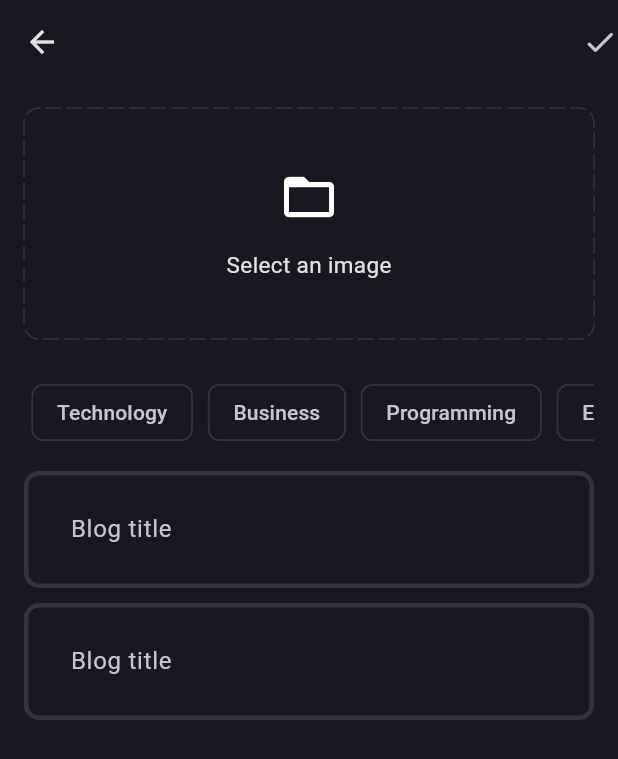
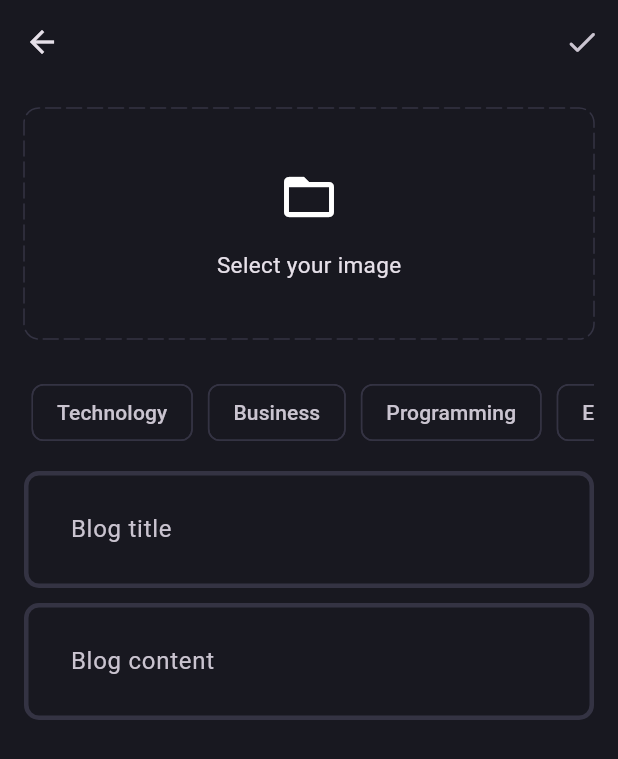
Before and after one commit to malachieborohoul/blog_app, a Flutter app: the BlogPage screen opened directly, after a tap on an icon or button, on a phone screen of 412 x 824 dp. Shown: the top 759 px of the screen. Run offline on Flutter 3.47's test engine with Material 3 defaults, Android fonts, the phone set to English and light mode, and no system bars; drawn by our look-alikes of dotted_border; our stand-ins replace flutter_bloc, fpdart, get_it, image_picker, supabase_flutter; accounts and stored records are empty.

Commit message:
Blog add page

```diff
--- /dev/null
+++ b/lib/core/constants/constants.dart
@@ -0,0 +1,10 @@
+class Constants {
+  static const List<String> topics = [
+    'Technology',
+    'Business',
+    'Programming',
+    'Entertainment',
+  ];
+
+  static const noConnectionErrorMessage = 'Not connected to a network!';
+}
--- a/lib/core/theme/theme.dart
+++ b/lib/core/theme/theme.dart
@@ -17,7 +17,12 @@ class AppTheme {
         side: BorderSide.none),
     inputDecorationTheme: InputDecorationTheme(
         contentPadding: const EdgeInsets.all(27),
+        border: _border(),
         enabledBorder: _border(),
-        focusedBorder: _border(AppPalette.gradient2)),
+        focusedBorder: _border(AppPalette.gradient2),
+        errorBorder: _border(AppPalette.errorColor),
+
+        ),
+
   );
 }
--- /dev/null
+++ b/lib/features/blog/data/datasources/blog_remote_data_source.dart
@@ -0,0 +1,73 @@
+import 'dart:io';
+
+import 'package:blog_app/core/error/exceptions.dart';
+import 'package:blog_app/features/blog/data/models/blog_model.dart';
+import 'package:supabase_flutter/supabase_flutter.dart';
+
+abstract interface class BlogRemoteDataSource {
+  Future<BlogModel> uploadBlog(BlogModel blog);
+  Future<String> uploadBlogImage({
+    required File image,
+    required BlogModel blog,
+  });
+  Future<List<BlogModel>> getAllBlogs();
+}
+
+class BlogRemoteDataSourceImpl implements BlogRemoteDataSource {
+  final SupabaseClient supabaseClient;
+  BlogRemoteDataSourceImpl(this.supabaseClient);
+
+  @override
+  Future<BlogModel> uploadBlog(BlogModel blog) async {
+    try {
+      final blogData =
+          await supabaseClient.from('blogs').insert(blog.toJson()).select();
+
+      return BlogModel.fromJson(blogData.first);
+    } on PostgrestException catch (e) {
+      throw ServerException(e.message);
+    } catch (e) {
+      throw ServerException(e.toString());
+    }
+  }
+
+  @override
+  Future<String> uploadBlogImage({
+    required File image,
+    required BlogModel blog,
+  }) async {
+    try {
+      await supabaseClient.storage.from('blog_images').upload(
+            blog.id,
+            image,
+          );
+
+      return supabaseClient.storage.from('blog_images').getPublicUrl(
+            blog.id,
+          );
+    } on StorageException catch (e) {
+      throw ServerException(e.message);
+    } catch (e) {
+      throw ServerException(e.toString());
+    }
+  }
+
+  @override
+  Future<List<BlogModel>> getAllBlogs() async {
+    try {
+      final blogs =
+          await supabaseClient.from('blogs').select('*, profiles (name)');
+      return blogs
+          .map(
+            (blog) => BlogModel.fromJson(blog).copyWith(
+              posterName: blog['profiles']['name'],
+            ),
+          )
+          .toList();
+    } on PostgrestException catch (e) {
+      throw ServerException(e.message);
+    } catch (e) {
+      throw ServerException(e.toString());
+    }
+  }
+}
--- /dev/null
+++ b/lib/features/blog/domain/entities/blog.dart
@@ -0,0 +1,21 @@
+class Blog {
+  final String id;
+  final String posterId;
+  final String title;
+  final String content;
+  final String imageUrl;
+  final List<String> topics;
+  final DateTime updatedAt;
+  final String? posterName;
+
+  Blog({
+    required this.id,
+    required this.posterId,
+    required this.title,
+    required this.content,
+    required this.imageUrl,
+    required this.topics,
+    required this.updatedAt,
+    this.posterName,
+  });
+}
--- /dev/null
+++ b/lib/features/blog/domain/usecases/get_all_blogs.dart
@@ -0,0 +1,15 @@
+import 'package:blog_app/core/error/failures.dart';
+import 'package:blog_app/core/usecase/usecase.dart';
+import 'package:blog_app/features/blog/domain/entities/blog.dart';
+import 'package:blog_app/features/blog/domain/repositories/blog_repository.dart';
+import 'package:fpdart/fpdart.dart';
+
+class GetAllBlogs implements UsecaseWithoutParams<List<Blog>> {
+  final BlogRepository blogRepository;
+  GetAllBlogs(this.blogRepository);
+
+  @override
+  Future<Either<Failure, List<Blog>>> call() async {
+    return await blogRepository.getAllBlogs();
+  }
+}
--- /dev/null
+++ b/lib/features/blog/domain/usecases/upload_blog.dart
@@ -0,0 +1,38 @@
+import 'dart:io';
+import 'package:blog_app/core/error/failures.dart';
+import 'package:blog_app/core/usecase/usecase.dart';
+import 'package:blog_app/features/blog/domain/entities/blog.dart';
+import 'package:blog_app/features/blog/domain/repositories/blog_repository.dart';
+import 'package:fpdart/fpdart.dart';
+
+class UploadBlog implements Usecase<Blog, UploadBlogParams> {
+  final BlogRepository blogRepository;
+  UploadBlog(this.blogRepository);
+
+  @override
+  Future<Either<Failure, Blog>> call(UploadBlogParams params) async {
+    return await blogRepository.uploadBlog(
+      image: params.image,
+      title: params.title,
+      content: params.content,
+      posterId: params.posterId,
+      topics: params.topics,
+    );
+  }
+}
+
+class UploadBlogParams {
+  final String posterId;
+  final String title;
+  final String content;
+  final File image;
+  final List<String> topics;
+
+  UploadBlogParams({
+    required this.posterId,
+    required this.title,
+    required this.content,
+    required this.image,
+    required this.topics,
+  });
+}
--- /dev/null
+++ b/lib/features/blog/presentation/bloc/blog_bloc.dart
@@ -0,0 +1,57 @@
+import 'dart:io';
+import 'package:blog_app/core/usecase/usecase.dart';
+import 'package:blog_app/features/blog/domain/entities/blog.dart';
+import 'package:blog_app/features/blog/domain/usecases/get_all_blogs.dart';
+// import 'package:blog_app/features/blog/domain/usecases/get_all_blogs.dart';
+import 'package:blog_app/features/blog/domain/usecases/upload_blog.dart';
+import 'package:flutter/material.dart';
+import 'package:flutter_bloc/flutter_bloc.dart';
+part 'blog_event.dart';
+part 'blog_state.dart';
+
+class BlogBloc extends Bloc<BlogEvent, BlogState> {
+  final UploadBlog _uploadBlog;
+  final GetAllBlogs _getAllBlogs;
+  BlogBloc({
+    required UploadBlog uploadBlog,
+    required GetAllBlogs getAllBlogs,
+  })  : _uploadBlog = uploadBlog,
+        _getAllBlogs = getAllBlogs,
+        super(BlogInitial()) {
+    on<BlogEvent>((event, emit) => emit(BlogLoading()));
+    on<BlogUpload>(_onBlogUpload);
+    on<BlogFetchAllBlogs>(_onFetchAllBlogs);
+  }
+
+  void _onBlogUpload(
+    BlogUpload event,
+    Emitter<BlogState> emit,
+  ) async {
+    final res = await _uploadBlog(
+      UploadBlogParams(
+        posterId: event.posterId,
+        title: event.title,
+        content: event.content,
+        image: event.image,
+        topics: event.topics,
+      ),
+    );
+
+    res.fold(
+      (l) => emit(BlogFailure(l.message)),
+      (r) => emit(BlogUploadSuccess()),
+    );
+  }
+
+  void _onFetchAllBlogs(
+    BlogFetchAllBlogs event,
+    Emitter<BlogState> emit,
+  ) async {
+    final res = await _getAllBlogs();
+
+    res.fold(
+      (l) => emit(BlogFailure(l.message)),
+      (r) => emit(BlogsDisplaySuccess(r)),
+    );
+  }
+}
--- /dev/null
+++ b/lib/features/blog/presentation/bloc/blog_event.dart
@@ -0,0 +1,24 @@
+part of 'blog_bloc.dart';
+
+@immutable
+sealed class BlogEvent {}
+
+
+
+final class BlogUpload extends BlogEvent {
+  final String posterId;
+  final String title;
+  final String content;
+  final File image;
+  final List<String> topics;
+
+  BlogUpload({
+    required this.posterId,
+    required this.title,
+    required this.content,
+    required this.image,
+    required this.topics,
+  });
+}
+
+final class BlogFetchAllBlogs extends BlogEvent {}
--- /dev/null
+++ b/lib/features/blog/presentation/bloc/blog_state.dart
@@ -0,0 +1,20 @@
+part of 'blog_bloc.dart';
+
+@immutable
+sealed class BlogState {}
+
+final class BlogInitial extends BlogState {}
+
+final class BlogLoading extends BlogState {}
+
+final class BlogFailure extends BlogState {
+  final String error;
+  BlogFailure(this.error);
+}
+
+final class BlogUploadSuccess extends BlogState {}
+
+final class BlogsDisplaySuccess extends BlogState {
+  final List<Blog> blogs;
+  BlogsDisplaySuccess(this.blogs);
+}
--- a/lib/features/blog/presentation/pages/add_new_blog_page.dart
+++ b/lib/features/blog/presentation/pages/add_new_blog_page.dart
@@ -1,15 +1,23 @@
 import 'dart:io';
 
+import 'package:blog_app/core/common/cubits/app_user/app_user_cubit.dart';
+import 'package:blog_app/core/common/widgets/loader.dart';
 import 'package:blog_app/core/theme/app_palette.dart';
+import 'package:blog_app/core/constants/constants.dart';
 import 'package:blog_app/core/utils/pick_image.dart';
+import 'package:blog_app/core/utils/show_snackbar.dart';
+import 'package:blog_app/features/blog/presentation/bloc/blog_bloc.dart';
+import 'package:blog_app/features/blog/presentation/pages/blog_page.dart';
 import 'package:blog_app/features/blog/presentation/widgets/blog_editor.dart';
 import 'package:dotted_border/dotted_border.dart';
 import 'package:flutter/material.dart';
+import 'package:flutter/widgets.dart';
+import 'package:flutter_bloc/flutter_bloc.dart';
 
 class AddNewBlogPage extends StatefulWidget {
-  static route() =>
-      MaterialPageRoute(builder: (context) => const AddNewBlogPage());
-
+  static route() => MaterialPageRoute(
+        builder: (context) => const AddNewBlogPage(),
+      );
   const AddNewBlogPage({super.key});
 
   @override
@@ -19,9 +27,8 @@ class AddNewBlogPage extends StatefulWidget {
 class _AddNewBlogPageState extends State<AddNewBlogPage> {
   final titleController = TextEditingController();
   final contentController = TextEditingController();
-
+  final formKey = GlobalKey<FormState>();
   List<String> selectedTopics = [];
-
   File? image;
 
   void selectImage() async {
@@ -33,38 +40,82 @@ class _AddNewBlogPageState extends State<AddNewBlogPage> {
     }
   }
 
+  void uploadBlog() {
+    if (formKey.currentState!.validate() &&
+        selectedTopics.isNotEmpty &&
+        image != null) {
+      final posterId =
+          (context.read<AppUserCubit>().state as AppUserLoggedIn).user.id;
+      context.read<BlogBloc>().add(
+            BlogUpload(
+              posterId: posterId,
+              title: titleController.text.trim(),
+              content: contentController.text.trim(),
+              image: image!,
+              topics: selectedTopics,
+            ),
+          );
+    }
+  }
+
   @override
   void dispose() {
+    super.dispose();
     titleController.dispose();
     contentController.dispose();
-    super.dispose();
   }
 
   @override
   Widget build(BuildContext context) {
     return Scaffold(
       appBar: AppBar(
-        actions: const [Icon(Icons.done_rounded)],
+        actions: [
+          IconButton(
+            onPressed: () {
+              uploadBlog();
+            },
+            icon: const Icon(Icons.done_rounded),
           ),
-      body: SingleChildScrollView(
+        ],
+      ),
+      body: BlocConsumer<BlogBloc, BlogState>(
+        listener: (context, state) {
+          if (state is BlogFailure) {
+            showSnackBar(context, state.error);
+          } else if (state is BlogUploadSuccess) {
+            Navigator.pushAndRemoveUntil(
+              context,
+              BlogPage.route(),
+              (route) => false,
+            );
+          }
+        },
+        builder: (context, state) {
+          if (state is BlogLoading) {
+            return const Loader();
+          }
+
+          return SingleChildScrollView(
             child: Padding(
-          padding: const EdgeInsets.all(16),
+              padding: const EdgeInsets.all(16.0),
+              child: Form(
+                key: formKey,
                 child: Column(
                   children: [
                     image != null
                         ? GestureDetector(
-                      onTap: () {
-                        selectImage();
-                      },
+                            onTap: selectImage,
                             child: SizedBox(
+                              width: double.infinity,
                               height: 150,
-                          width: double.infinity,
                               child: ClipRRect(
                                 borderRadius: BorderRadius.circular(10),
                                 child: Image.file(
                                   image!,
                                   fit: BoxFit.cover,
-                              ))),
+                                ),
+                              ),
+                            ),
                           )
                         : GestureDetector(
                             onTap: () {
@@ -76,37 +127,36 @@ class _AddNewBlogPageState extends State<AddNewBlogPage> {
                               radius: const Radius.circular(10),
                               borderType: BorderType.RRect,
                               strokeCap: StrokeCap.round,
-                          child: const SizedBox(
+                              child: Container(
                                 height: 150,
                                 width: double.infinity,
-                            child: Column(
+                                child: const Column(
                                   mainAxisAlignment: MainAxisAlignment.center,
                                   children: [
                                     Icon(
                                       Icons.folder_open,
                                       size: 40,
                                     ),
-                                SizedBox(
-                                  height: 15,
+                                    SizedBox(height: 15),
+                                    Text(
+                                      'Select your image',
+                                      style: TextStyle(
+                                        fontSize: 15,
                                       ),
-                                Text(
-                                  "Select an image",
-                                  style: TextStyle(fontSize: 15),
-                                )
+                                    ),
                                   ],
                                 ),
-                          )),
                               ),
-              const SizedBox(
-                height: 20,
                             ),
+                          ),
+                    const SizedBox(height: 20),
                     SingleChildScrollView(
                       scrollDirection: Axis.horizontal,
                       child: Row(
-                  children:
-                      ['Technology', 'Business', 'Programming', 'Entertainment']
-                          .map((e) => Padding(
-                                padding: const EdgeInsets.all(5),
+                        children: Constants.topics
+                            .map(
+                              (e) => Padding(
+                                padding: const EdgeInsets.all(5.0),
                                 child: GestureDetector(
                                   onTap: () {
                                     if (selectedTopics.contains(e)) {
@@ -117,33 +167,41 @@ class _AddNewBlogPageState extends State<AddNewBlogPage> {
                                     setState(() {});
                                   },
                                   child: Chip(
+                                    label: Text(e),
                                     color: selectedTopics.contains(e)
                                         ? const WidgetStatePropertyAll(
-                                            AppPalette.gradient1)
+                                            AppPalette.gradient1,
+                                          )
                                         : null,
-                                    label: Text(e),
                                     side: selectedTopics.contains(e)
                                         ? null
                                         : const BorderSide(
-                                            color: AppPalette.borderColor),
+                                            color: AppPalette.borderColor,
                                           ),
                                   ),
-                              ))
+                                ),
+                              ),
+                            )
                             .toList(),
                       ),
                     ),
-              const SizedBox(
-                height: 10,
+                    const SizedBox(height: 10),
+                    BlogEditor(
+                      controller: titleController,
+                      hintText: 'Blog title',
                     ),
-              BlogEditor(controller: titleController, hintText: 'Blog title'),
-              const SizedBox(
-                height: 10,
+                    const SizedBox(height: 10),
+                    BlogEditor(
+                      controller: contentController,
+                      hintText: 'Blog content',
                     ),
-              BlogEditor(controller: contentController, hintText: 'Blog title'),
                   ],
                 ),
               ),
             ),
           );
+        },
+      ),
+    );
   }
 }
--- a/lib/features/blog/presentation/pages/blog_page.dart
+++ b/lib/features/blog/presentation/pages/blog_page.dart
@@ -1,22 +1,72 @@
+import 'package:blog_app/core/common/widgets/loader.dart';
+import 'package:blog_app/core/theme/app_palette.dart';
+import 'package:blog_app/core/utils/show_snackbar.dart';
+import 'package:blog_app/features/blog/presentation/bloc/blog_bloc.dart';
 import 'package:blog_app/features/blog/presentation/pages/add_new_blog_page.dart';
+import 'package:blog_app/features/blog/presentation/widgets/blog_card.dart';
 import 'package:flutter/cupertino.dart';
 import 'package:flutter/material.dart';
+import 'package:flutter_bloc/flutter_bloc.dart';
 
-class BlogPage extends StatelessWidget {
+class BlogPage extends StatefulWidget {
+  static route() => MaterialPageRoute(
+        builder: (context) => const BlogPage(),
+      );
   const BlogPage({super.key});
+
+  @override
+  State<BlogPage> createState() => _BlogPageState();
+}
+
+class _BlogPageState extends State<BlogPage> {
+  @override
+  void initState() {
+    super.initState();
+    context.read<BlogBloc>().add(BlogFetchAllBlogs());
+  }
 
   @override
   Widget build(BuildContext context) {
     return Scaffold(
       appBar: AppBar(
-        title: const Text("Blog"),
+        title: const Text('Blog App'),
         actions: [
           IconButton(
-              onPressed: () {
-                Navigator.push(context, AddNewBlogPage.route());
+            onPressed: () {
+              Navigator.push(context, AddNewBlogPage.route());
+            },
+            icon: const Icon(
+              CupertinoIcons.add_circled,
+            ),
+          ),
+        ],
+      ),
+      body: BlocConsumer<BlogBloc, BlogState>(
+        listener: (context, state) {
+          if (state is BlogFailure) {
+            showSnackBar(context, state.error);
+          }
+        },
+        builder: (context, state) {
+          if (state is BlogLoading) {
+            return const Loader();
+          }
+          if (state is BlogsDisplaySuccess) {
+            return ListView.builder(
+              itemCount: state.blogs.length,
+              itemBuilder: (context, index) {
+                final blog = state.blogs[index];
+                return BlogCard(
+                  blog: blog,
+                  color: index % 2 == 0
+                      ? AppPalette.gradient1
+                      : AppPalette.gradient2,
+                );
               },
-              icon: const Icon(CupertinoIcons.add_circled))
-        ],
+            );
+          }
+          return const SizedBox();
+        },
       ),
     );
   }
--- a/lib/main.dart
+++ b/lib/main.dart
@@ -2,6 +2,7 @@ import 'package:blog_app/core/common/cubits/app_user/app_user_cubit.dart';
 import 'package:blog_app/core/theme/theme.dart';
 import 'package:blog_app/features/auth/presentation/bloc/auth_bloc.dart';
 import 'package:blog_app/features/auth/presentation/pages/login_page.dart';
+import 'package:blog_app/features/blog/presentation/bloc/blog_bloc.dart';
 import 'package:blog_app/features/blog/presentation/pages/blog_page.dart';
 import 'package:blog_app/init_dependencies.dart';
 import 'package:flutter/material.dart';
@@ -14,6 +15,7 @@ void main() async {
     providers: [
       BlocProvider(create: (_) => serviceLocator<AppUserCubit>()),
       BlocProvider(create: (_) => serviceLocator<AuthBloc>()),
+      BlocProvider(create: (_) => serviceLocator<BlogBloc>()),
     ],
     child: const MyApp(),
   ));
--- a/pubspec.yaml
+++ b/pubspec.yaml
@@ -41,6 +41,7 @@ dependencies:
   get_it: ^7.7.0
   dotted_border: ^2.1.0
   image_picker: ^1.1.2
+  uuid: ^4.4.2
 
 dev_dependencies:
   flutter_test:
```
Also changed, not shown: lib/features/blog/data/models/blog_model.dart (added, +62 -0 lines), lib/features/blog/data/repositories/blog_repository_impl.dart (added, +71 -0 lines), lib/features/blog/domain/repositories/blog_repository.dart (added, +16 -0 lines), lib/features/blog/presentation/widgets/blog_card.dart (added, +66 -0 lines), lib/init_dependencies.dart (+48 -0 lines), pubspec.lock. Lines whose indentation alone changed are shown as unchanged.
